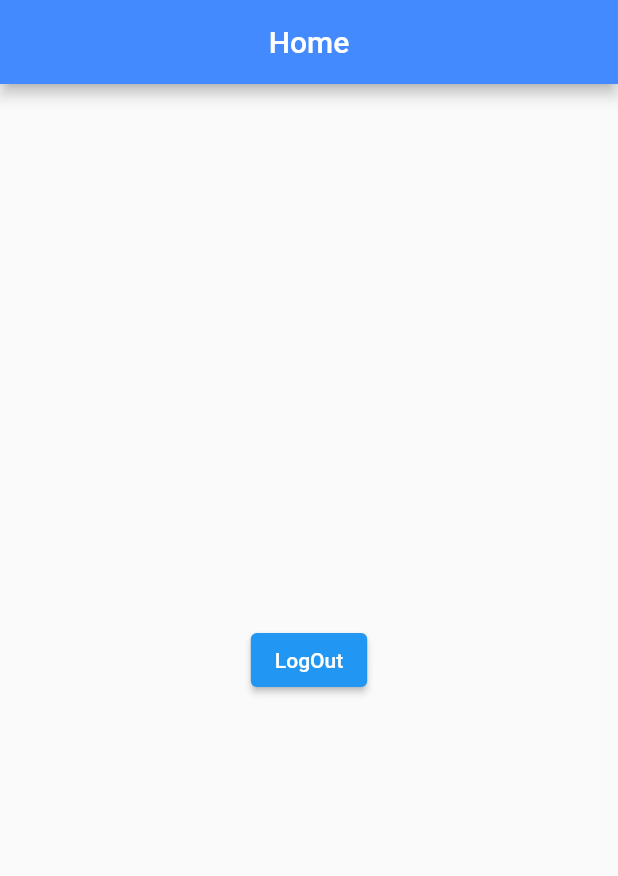
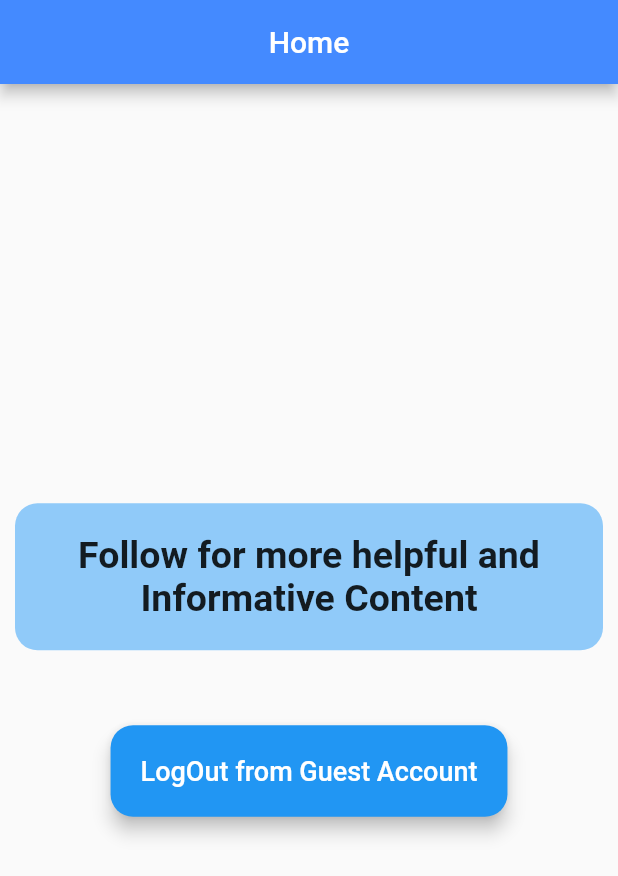
Before and after one commit to M-Dnny/Auth_firebase, a Flutter app: the screen it shows once a user with an empty profile is signed in, on a phone screen of 412 x 824 dp. Shown: the top 876 px of the screen. Run offline on Flutter 3.47's test engine with Material 2 defaults, Android fonts, the phone set to English and light mode, and no system bars; our stand-ins replace firebase_auth, firebase_core; accounts and stored records are empty.

Commit message:
First Commit

```diff
--- a/lib/main.dart
+++ b/lib/main.dart
@@ -2,11 +2,12 @@ import 'package:auth_firebase/screens/wrapper.dart';
 import 'package:auth_firebase/services/auth.dart';
 import 'package:flutter/material.dart';
 import 'package:firebase_core/firebase_core.dart';
+import 'package:flutter/services.dart';
 import 'package:provider/provider.dart';
 
 Future<void> main() async {
   WidgetsFlutterBinding.ensureInitialized();
-  // SystemChrome.setEnabledSystemUIOverlays([SystemUiOverlay.bottom]);
+  SystemChrome.setEnabledSystemUIOverlays([SystemUiOverlay.bottom]);
   await Firebase.initializeApp();
   runApp(MyApp());
 }
--- a/lib/screens/home/home.dart
+++ b/lib/screens/home/home.dart
@@ -15,8 +15,36 @@ class Home extends StatelessWidget {
         child: Column(
           mainAxisAlignment: MainAxisAlignment.center,
           children: [
+            Container(
+              padding: EdgeInsets.symmetric(vertical: 20),
+              margin: EdgeInsets.symmetric(horizontal: 10),
+              decoration: BoxDecoration(
+                borderRadius: BorderRadius.circular(15),
+                color: Colors.blue[200],
+              ),
+              child: Text(
+                'Follow for more helpful and Informative Content',
+                style: TextStyle(
+                  fontSize: 25,
+                  fontWeight: FontWeight.bold,
+                ),
+                textAlign: TextAlign.center,
+              ),
+            ),
+            SizedBox(height: 50),
             ElevatedButton(
-              child: Text('LogOut'),
+              child: Text(
+                'LogOut from Guest Account',
+                style: TextStyle(
+                  fontSize: 18,
+                ),
+              ),
+              style: ElevatedButton.styleFrom(
+                elevation: 5,
+                padding: EdgeInsets.symmetric(vertical: 20, horizontal: 20),
+                shape: RoundedRectangleBorder(
+                    borderRadius: BorderRadius.circular(15)),
+              ),
               onPressed: () async {
                 await _auth.signOut();
                 print('Sign Out Successfully');
```
